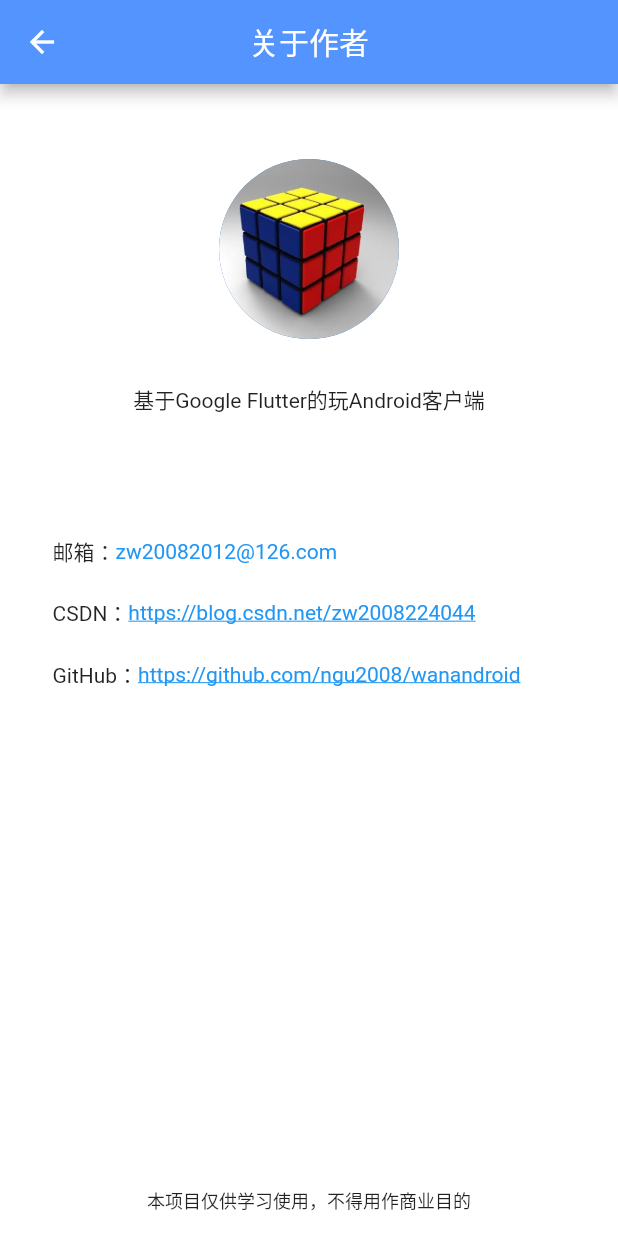
After one commit to ngu2008/wanandroid, a Flutter app: the AboutMePage screen opened directly, on a phone screen of 412 x 824 dp. The commit adds this screen. Run offline on Flutter 3.47's test engine with Material 2 defaults, Android fonts, the phone set to English and light mode, and no system bars; our stand-ins replace dio, event_bus, flutter_slidable, flutter_swiper, fluttertoast, font_awesome_flutter and 3 more; missing offline and left inert: common_utils, flutter_webview_plugin, lpinyin; accounts and stored records are empty.

Commit message:
新增常用网站、分享、关于作者

```diff
--- /dev/null
+++ b/lib/drawer/about.dart
@@ -0,0 +1,108 @@
+import 'package:flutter/material.dart';
+import 'package:wanandroid_ngu/public_ui/webview_page.dart';
+
+class AboutMePage extends StatefulWidget {
+  @override
+  State<StatefulWidget> createState() {
+    return AboutMePageState();
+  }
+}
+
+class AboutMePageState extends State<AboutMePage> {
+  TextStyle textStyle = new TextStyle(
+      color: Colors.blue,
+      decoration: new TextDecoration.combine([TextDecoration.underline]));
+
+  @override
+  Widget build(BuildContext context) {
+    return new Scaffold(
+        appBar: new AppBar(
+          title: new Text("关于作者"),
+          centerTitle: true,
+        ),
+        body: new Container(
+          padding: EdgeInsets.fromLTRB(35, 50, 35, 15),
+          child: new Column(
+            children: <Widget>[
+
+              CircleAvatar(
+                minRadius: 60,
+                maxRadius: 60,
+                backgroundImage: AssetImage('images/head.jpg'),
+              ),
+
+              Padding(padding: EdgeInsets.only(top: 30)),
+
+              new Text("基于Google Flutter的玩Android客户端"),
+
+              Container(
+                margin: const EdgeInsets.fromLTRB(0.0, 80.0, 0.0, 0.0),
+                child: new Row(
+
+                  children: <Widget>[
+                    new Text("邮箱："),
+                    new Text(
+                      "zw20082012@126.com",
+                      style: TextStyle(color: Colors.blue),
+
+                    ),
+                  ],
+                ),
+              ),
+
+              GestureDetector(
+                child: new Container(
+                  margin: const EdgeInsets.fromLTRB(0.0, 20.0, 0.0, 0.0),
+                  child: new Row(
+
+                    children: <Widget>[
+                      new Text("CSDN："),
+                      new Text(
+                        "https://blog.csdn.net/zw2008224044",
+                        style: textStyle,
+                      ),
+                    ],
+                  ),
+                ),
+                onTap: () {
+                  Navigator.of(context)
+                      .push(new MaterialPageRoute(builder: (ctx) {
+                    return new WebViewPage(
+                        title: "ngu2008",
+                        url: "https://blog.csdn.net/zw2008224044");
+                  }));
+                },
+              ),
+              GestureDetector(
+                child: new Container(
+                  margin: const EdgeInsets.fromLTRB(0.0, 20.0, 0.0, 0.0),
+                  child: new Row(
+
+                    children: <Widget>[
+                      new Text("GitHub："),
+                      new Text(
+                        "https://github.com/ngu2008/wanandroid",
+                        style: textStyle,
+                      ),
+                    ],
+                  ),
+                ),
+                onTap: () {
+                  Navigator.of(context)
+                      .push(new MaterialPageRoute(builder: (ctx) {
+                    return new WebViewPage(
+                        title: "GitHub",
+                        url: "https://github.com/ngu2008/wanandroid");
+                  }));
+                },
+              ),
+              Expanded(child: Container(), flex: 1),
+              new Text(
+                "本项目仅供学习使用，不得用作商业目的",
+                style: new TextStyle(fontSize: 12.0),
+              )
+            ],
+          ),
+        ));
+  }
+}
--- a/lib/drawer/setting.dart
+++ b/lib/drawer/setting.dart
@@ -46,7 +46,7 @@ class SettingPage extends StatelessWidget {
                     children: <Widget>[
                       Expanded(
                           child: Text(
-                        "切换主题",
+                        "切换语言",
                         style: TextStyle(fontSize: 16),
                       )),
                       new Image.asset(
--- a/lib/http/api.dart
+++ b/lib/http/api.dart
@@ -27,6 +27,8 @@ class Api{
   static const String USER_REGISTER = "https://www.wanandroid.com/user/register";
   // 收藏列表
   static const String COLLECTION_LIST = "https://www.wanandroid.com/lg/collect/list/";
+  //常用网站
+  static const String COMMON_WEBSITE = "https://www.wanandroid.com/friend/json";
 
   // 我的收藏-取消收藏
   static const String CANCEL_COLLECTION = "https://www.wanandroid.com/lg/uncollect/";
--- a/pubspec.yaml
+++ b/pubspec.yaml
@@ -32,6 +32,7 @@ dependencies:
   common_utils: ^1.0.9
   flutter_screenutil: ^0.5.0
   intro_slider: ^1.1.8
+  share: ^0.6.0+1
 
 dev_dependencies:
   flutter_test:
```
Also changed, not shown: lib/drawer/common_website.dart (added, +119 -0 lines), lib/drawer/drawer.dart (+12 -3 lines), lib/http/common_service.dart (+14 -0 lines), lib/model/common_websit_model.dart (added, +52 -0 lines), 5 other files.
